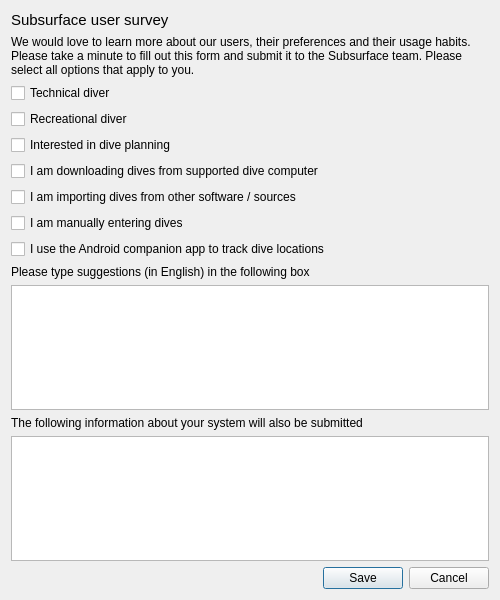
Above: qt-ui/usersurvey.ui from subsurface/subsurface before the change. Below: the same form after it.
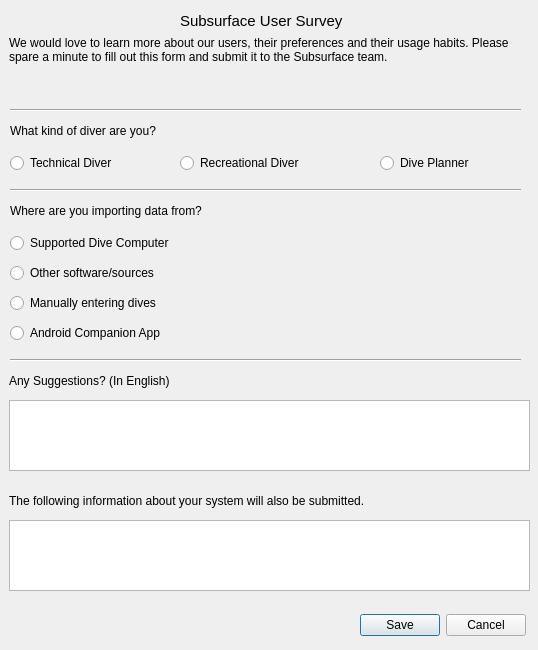
That is the form after the change.

Commit message: Modified the UI of the User Survey Page

Patch:
```diff
--- a/qt-ui/usersurvey.ui
+++ b/qt-ui/usersurvey.ui
@@ -6,30 +6,42 @@
    <rect>
     <x>0</x>
     <y>0</y>
-    <width>500</width>
-    <height>600</height>
+    <width>538</width>
+    <height>650</height>
    </rect>
   </property>
   <property name="windowTitle">
    <string>User Survey</string>
   </property>
-  <layout class="QVBoxLayout" name="verticalLayout">
-   <item>
     <widget class="QLabel" name="label">
+   <property name="geometry">
+    <rect>
+     <x>180</x>
+     <y>10</y>
+     <width>241</width>
+     <height>21</height>
+    </rect>
+   </property>
      <property name="font">
       <font>
        <pointsize>11</pointsize>
       </font>
      </property>
      <property name="text">
-      <string>Subsurface user survey</string>
-     </property>
-    </widget>
-   </item>
-   <item>
+    <string>Subsurface User Survey</string>
+   </property>
+  </widget>
     <widget class="QLabel" name="label_2">
+   <property name="geometry">
+    <rect>
+     <x>9</x>
+     <y>36</y>
+     <width>521</width>
+     <height>63</height>
+    </rect>
+   </property>
      <property name="text">
-      <string>We would love to learn more about our users, their preferences and their usage habits. Please take a minute to fill out this form and submit it to the Subsurface team. Please select all options that apply to you.</string>
+    <string>&lt;html&gt;&lt;head/&gt;&lt;body&gt;&lt;p&gt;We would love to learn more about our users, their preferences and their usage habits. Please spare a minute to fill out this form and submit it to the Subsurface team.&lt;/p&gt;&lt;/body&gt;&lt;/html&gt;</string>
      </property>
      <property name="alignment">
       <set>Qt::AlignLeading|Qt::AlignLeft|Qt::AlignTop</set>
@@ -38,75 +50,151 @@
       <bool>true</bool>
      </property>
     </widget>
-   </item>
-   <item>
-    <widget class="QCheckBox" name="tech">
+  <widget class="QRadioButton" name="tech">
+   <property name="geometry">
+    <rect>
+     <x>10</x>
+     <y>150</y>
+     <width>161</width>
+     <height>26</height>
+    </rect>
+   </property>
      <property name="text">
-      <string>Technical diver</string>
-     </property>
-    </widget>
-   </item>
-   <item>
-    <widget class="QCheckBox" name="recreational">
+    <string>Technical Diver</string>
+   </property>
+   <attribute name="buttonGroup">
+    <string notr="true">diverButtonGroup</string>
+   </attribute>
+  </widget>
+  <widget class="QRadioButton" name="recreational">
+   <property name="geometry">
+    <rect>
+     <x>180</x>
+     <y>150</y>
+     <width>181</width>
+     <height>26</height>
+    </rect>
+   </property>
      <property name="text">
-      <string>Recreational diver</string>
-     </property>
-    </widget>
-   </item>
-   <item>
-    <widget class="QCheckBox" name="planning">
+    <string>Recreational Diver</string>
+   </property>
+   <attribute name="buttonGroup">
+    <string notr="true">diverButtonGroup</string>
+   </attribute>
+  </widget>
+  <widget class="QRadioButton" name="planning">
+   <property name="geometry">
+    <rect>
+     <x>380</x>
+     <y>150</y>
+     <width>141</width>
+     <height>26</height>
+    </rect>
+   </property>
      <property name="text">
-      <string>Interested in dive planning</string>
-     </property>
-    </widget>
-   </item>
-   <item>
-    <widget class="QCheckBox" name="download">
+    <string>Dive Planner</string>
+   </property>
+   <attribute name="buttonGroup">
+    <string notr="true">diverButtonGroup</string>
+   </attribute>
+  </widget>
+  <widget class="QRadioButton" name="download">
+   <property name="geometry">
+    <rect>
+     <x>10</x>
+     <y>230</y>
+     <width>386</width>
+     <height>26</height>
+    </rect>
+   </property>
      <property name="text">
-      <string>I am downloading dives from supported dive computer</string>
-     </property>
-    </widget>
-   </item>
-   <item>
-    <widget class="QCheckBox" name="divecomputer">
+    <string>Supported Dive Computer</string>
+   </property>
+  </widget>
+  <widget class="QRadioButton" name="divecomputer">
+   <property name="geometry">
+    <rect>
+     <x>10</x>
+     <y>260</y>
+     <width>364</width>
+     <height>26</height>
+    </rect>
+   </property>
      <property name="text">
-      <string>I am importing dives from other software / sources</string>
-     </property>
-    </widget>
-   </item>
-   <item>
-    <widget class="QCheckBox" name="manual">
+    <string>Other software/sources</string>
+   </property>
+  </widget>
+  <widget class="QRadioButton" name="manual">
+   <property name="geometry">
+    <rect>
+     <x>10</x>
+     <y>290</y>
+     <width>218</width>
+     <height>26</height>
+    </rect>
+   </property>
      <property name="text">
-      <string>I am manually entering dives</string>
-     </property>
-    </widget>
-   </item>
-   <item>
-    <widget class="QCheckBox" name="companion">
+    <string>Manually entering dives</string>
+   </property>
+  </widget>
+  <widget class="QRadioButton" name="companion">
+   <property name="geometry">
+    <rect>
+     <x>10</x>
+     <y>320</y>
+     <width>393</width>
+     <height>26</height>
+    </rect>
+   </property>
      <property name="text">
-      <string>I use the Android companion app to track dive locations</string>
-     </property>
-    </widget>
-   </item>
-   <item>
+    <string>Android Companion App</string>
+   </property>
+  </widget>
     <widget class="QLabel" name="label_3">
+   <property name="geometry">
+    <rect>
+     <x>9</x>
+     <y>370</y>
+     <width>368</width>
+     <height>21</height>
+    </rect>
+   </property>
      <property name="text">
-      <string>Please type suggestions (in English) in the following box</string>
-     </property>
-    </widget>
-   </item>
-   <item>
-    <widget class="QPlainTextEdit" name="suggestions"/>
-   </item>
-   <item>
+    <string>Any Suggestions? (In English)</string>
+   </property>
+  </widget>
+  <widget class="QPlainTextEdit" name="suggestions">
+   <property name="geometry">
+    <rect>
+     <x>9</x>
+     <y>400</y>
+     <width>521</width>
+     <height>71</height>
+    </rect>
+   </property>
+  </widget>
     <widget class="QLabel" name="label_4">
+   <property name="geometry">
+    <rect>
+     <x>9</x>
+     <y>490</y>
+     <width>461</width>
+     <height>21</height>
+    </rect>
+   </property>
      <property name="text">
-      <string>The following information about your system will also be submitted</string>
-     </property>
-    </widget>
-   </item>
-   <item>
+    <string>The following information about your system will also be submitted.</string>
+   </property>
+  </widget>
     <widget class="QPlainTextEdit" name="system">
+   <property name="geometry">
+    <rect>
+     <x>9</x>
+     <y>520</y>
+     <width>521</width>
+     <height>71</height>
+    </rect>
+   </property>
      <property name="sizePolicy">
       <sizepolicy hsizetype="Expanding" vsizetype="Expanding">
        <horstretch>0</horstretch>
@@ -117,9 +205,15 @@
       <bool>true</bool>
      </property>
     </widget>
-   </item>
-   <item>
     <widget class="QDialogButtonBox" name="buttonBox">
+   <property name="geometry">
+    <rect>
+     <x>350</x>
+     <y>610</y>
+     <width>176</width>
+     <height>31</height>
+    </rect>
+   </property>
      <property name="orientation">
       <enum>Qt::Horizontal</enum>
      </property>
@@ -127,8 +221,71 @@
       <set>QDialogButtonBox::Cancel|QDialogButtonBox::Save</set>
      </property>
     </widget>
-   </item>
-  </layout>
+  <widget class="QLabel" name="label_5">
+   <property name="geometry">
+    <rect>
+     <x>10</x>
+     <y>120</y>
+     <width>231</width>
+     <height>21</height>
+    </rect>
+   </property>
+   <property name="text">
+    <string>What kind of diver are you?</string>
+   </property>
+  </widget>
+  <widget class="Line" name="line">
+   <property name="geometry">
+    <rect>
+     <x>10</x>
+     <y>100</y>
+     <width>511</width>
+     <height>20</height>
+    </rect>
+   </property>
+   <property name="orientation">
+    <enum>Qt::Horizontal</enum>
+   </property>
+  </widget>
+  <widget class="Line" name="line_2">
+   <property name="geometry">
+    <rect>
+     <x>10</x>
+     <y>180</y>
+     <width>511</width>
+     <height>20</height>
+    </rect>
+   </property>
+   <property name="orientation">
+    <enum>Qt::Horizontal</enum>
+   </property>
+  </widget>
+  <widget class="QLabel" name="label_6">
+   <property name="geometry">
+    <rect>
+     <x>10</x>
+     <y>200</y>
+     <width>271</width>
+     <height>21</height>
+    </rect>
+   </property>
+   <property name="text">
+    <string>Where are you importing data from?</string>
+   </property>
+  </widget>
+  <widget class="Line" name="line_3">
+   <property name="geometry">
+    <rect>
+     <x>10</x>
+     <y>350</y>
+     <width>511</width>
+     <height>20</height>
+    </rect>
+   </property>
+   <property name="orientation">
+    <enum>Qt::Horizontal</enum>
+   </property>
+  </widget>
  </widget>
  <tabstops>
   <tabstop>recreational</tabstop>
```
Left out of the diff: 3 changed lines with no effect on the pictures. Lines whose indentation alone changed are shown as unchanged.
